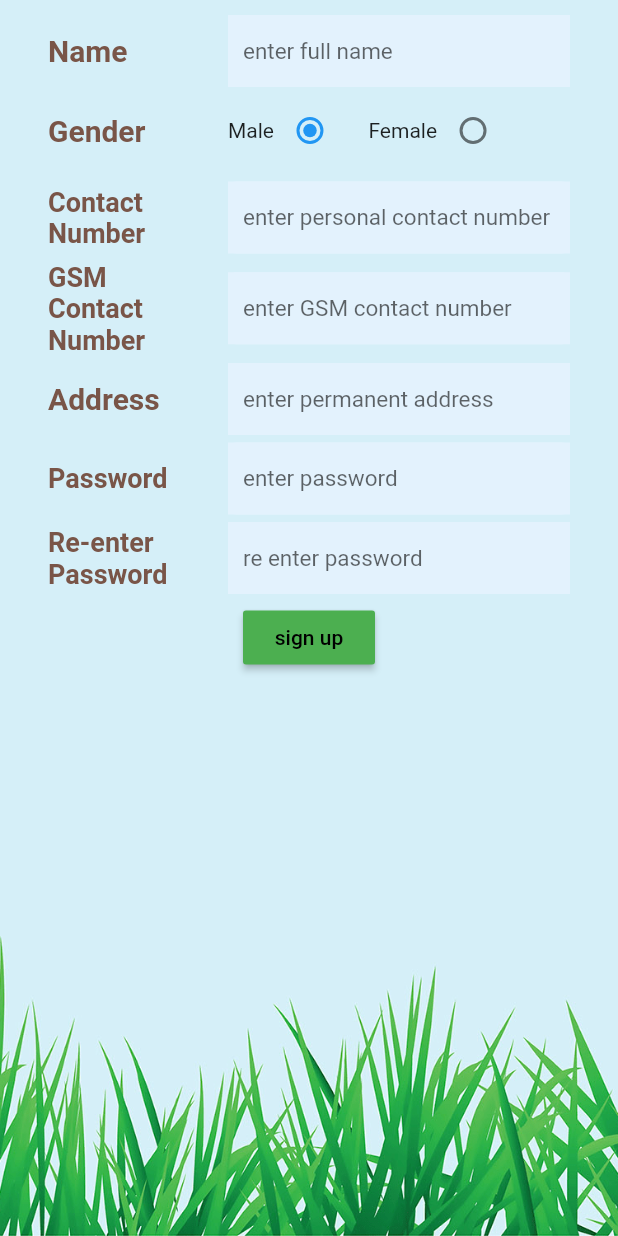
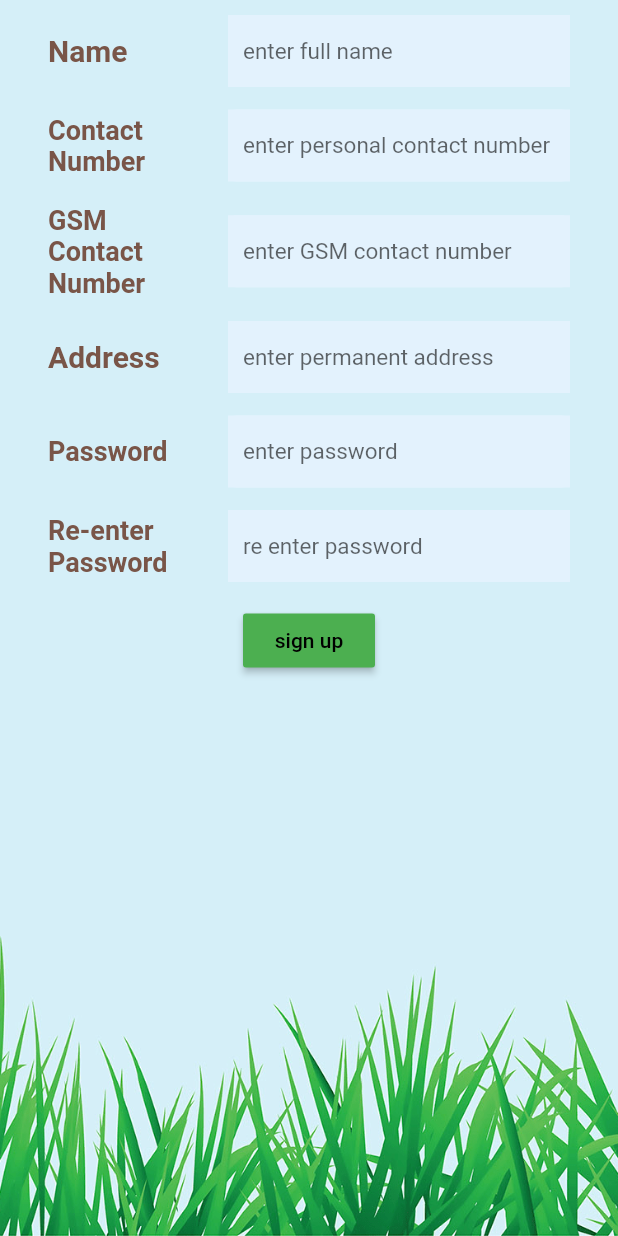
Before and after one commit to krutik-2-11/FarmEasy, a Flutter app: the RegisterUser screen opened directly, on a phone screen of 412 x 824 dp. Run offline on Flutter 3.47's test engine with Material 2 defaults, Android fonts, the phone set to English and light mode, and no system bars.

```diff
--- a/AndroidStudioProjects/farm_easy/lib/main.dart
+++ b/AndroidStudioProjects/farm_easy/lib/main.dart
@@ -8,10 +8,11 @@ import 'package:http/http.dart' as http;
 import 'globals.dart' as globals;
 
 void main() => runApp(MaterialApp(
-      home: MyApp(),
-    ));
+  home: MyApp(),
+));
 
 class MyApp extends StatelessWidget {
+
   static const String routeName = "./";
 
   @override
--- a/AndroidStudioProjects/farm_easy/lib/signUpPage.dart
+++ b/AndroidStudioProjects/farm_easy/lib/signUpPage.dart
@@ -262,7 +262,7 @@ class RegisterUserState extends State<RegisterUser> {
                                 ),
                               ),
                               //Gender
-                              GenderRow(),
+                              //GenderRow(),
 
                               SizedBox(
                                 height: 10.0,
@@ -335,6 +335,9 @@ class RegisterUserState extends State<RegisterUser> {
                                       color: Colors.red[800],
                                     ),
                                   )),
+                              SizedBox(
+                                height: 10.0,
+                              ),
 
                               //GSM Contact Number
                               Row(
@@ -400,6 +403,9 @@ class RegisterUserState extends State<RegisterUser> {
                                   ),
                                 ),
                               ),
+                              SizedBox(
+                                height: 10.0,
+                              ),
                               //Address
                               Row(
                                 children: <Widget>[
@@ -464,6 +470,9 @@ class RegisterUserState extends State<RegisterUser> {
                                   ),
                                 ),
                               ),
+                              SizedBox(
+                                height: 10.0,
+                              ),
                               //Password
                               Row(
                                 children: <Widget>[
@@ -471,8 +480,10 @@ class RegisterUserState extends State<RegisterUser> {
                                     width: 80.0,
                                     child: Text(
                                       "Password",
+
                                       textAlign: TextAlign.left,
                                       style: TextStyle(
+
                                           color: Colors.brown,
                                           fontWeight: FontWeight.bold,
                                           fontSize: 18),
@@ -488,6 +499,7 @@ class RegisterUserState extends State<RegisterUser> {
                                       color: Colors.blue[50],
                                       child: TextField(
                                         controller: passwordController,
+                                        obscureText: true,
                                         style: TextStyle(
                                           fontSize: 15.0,
                                         ),
@@ -528,6 +540,9 @@ class RegisterUserState extends State<RegisterUser> {
                                   ),
                                 ),
                               ),
+                              SizedBox(
+                                height: 10.0,
+                              ),
                               //Reenter Password
                               Row(
                                 children: <Widget>[
@@ -553,6 +568,7 @@ class RegisterUserState extends State<RegisterUser> {
                                       color: Colors.blue[50],
                                       child: TextField(
                                         controller: reEnterPasswordController,
+                                        obscureText: true,
                                         style: TextStyle(
                                           fontSize: 15.0,
                                         ),
@@ -594,6 +610,9 @@ class RegisterUserState extends State<RegisterUser> {
                                     color: Colors.red[800],
                                   ),
                                 ),
+                              ),
+                              SizedBox(
+                                height: 10.0,
                               ),
                               RaisedButton(
                                 onPressed: userRegistration,
```
Also changed, not shown: AndroidStudioProjects/farm_easy/lib/screens/home.dart (+19 -2 lines), AndroidStudioProjects/farm_easy/pubspec.lock.
